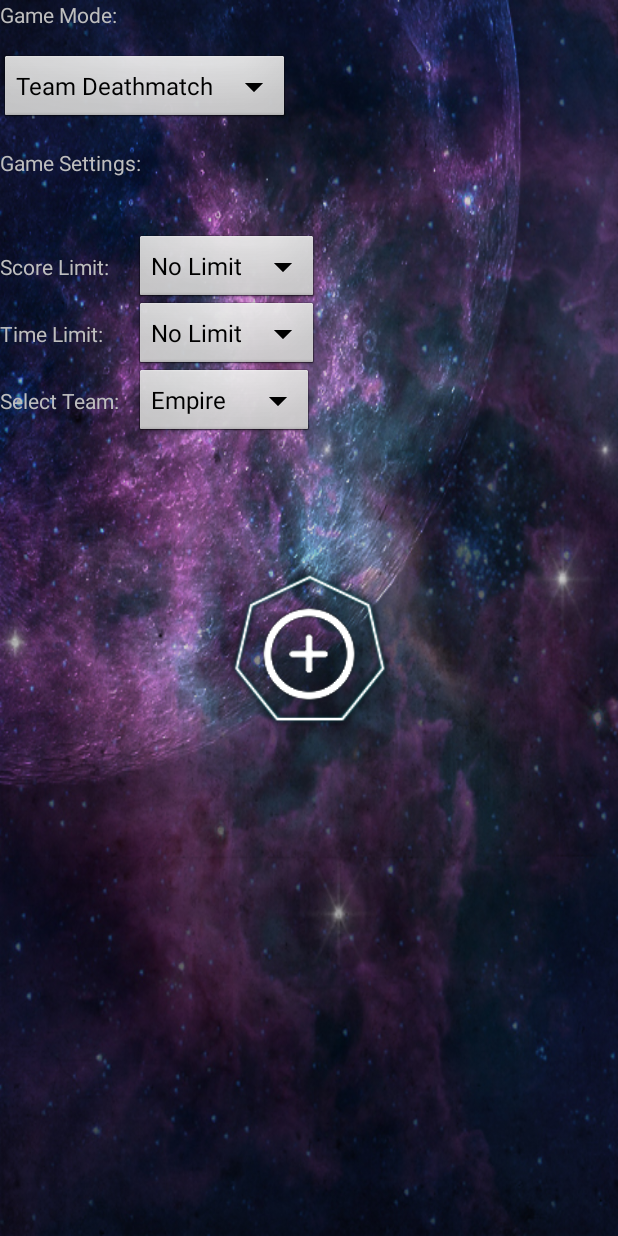
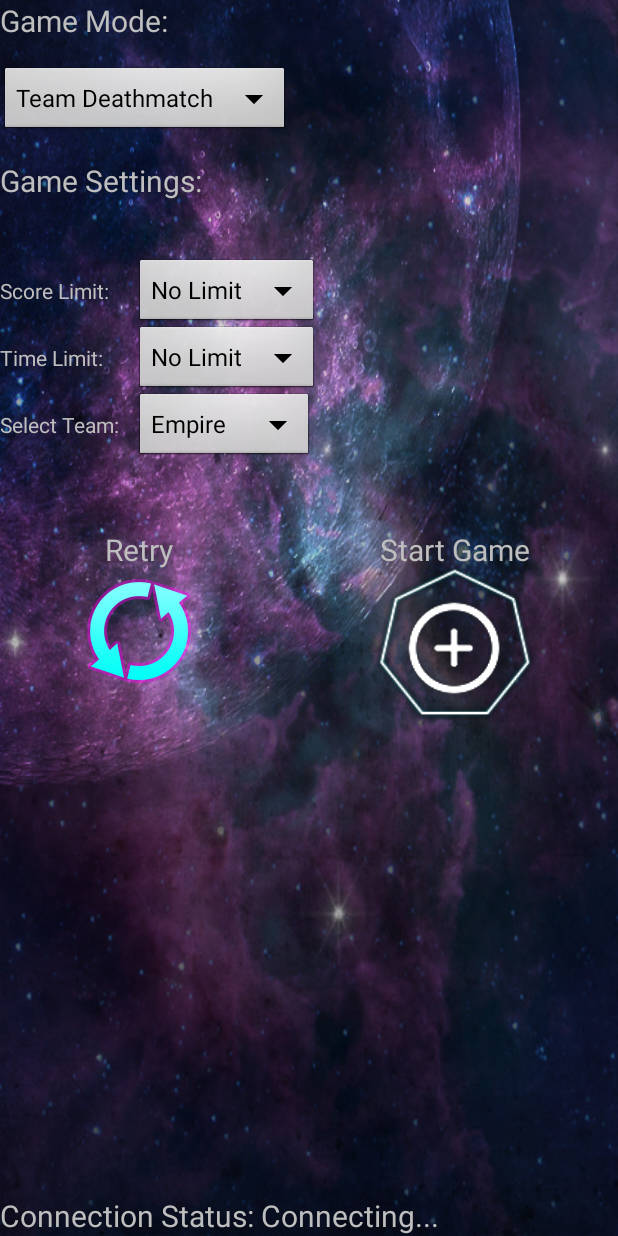
Before and after one commit to ihavenoface5/LazerWarfare, an Android app: the StartGame screen opened directly, with no data from a screen before it, on a phone screen of 412 x 824 dp. Run offline under Robolectric (Android 15) with nearby library versions, the phone set to English and light mode, and no system bars; libraries missing offline, so code that uses them is left out: cz.msebera.android; 1 statement that could not run was skipped.

Commit message:
Bug fixes 4/10

```diff
--- a/app/build.gradle
+++ b/app/build.gradle
@@ -6,7 +6,7 @@ android {
 
     defaultConfig {
         applicationId "com.lazerwarfare"
-        minSdkVersion 18
+        minSdkVersion 19
         targetSdkVersion 23
     }
 
--- a/app/src/main/java/com/lazerwarfare/Debug.java
+++ b/app/src/main/java/com/lazerwarfare/Debug.java
@@ -381,7 +381,7 @@ public class Debug extends Activity implements BleManager.BleManagerListener{
         {
             Log.i(TAG, "Dialog cannot start - no devices found");
             builder.setTitle("Connect to BLE Device")
-                    .setMessage("No Bluetooth Low Energy Devices Detected. Press OK to scan again")
+                    .setMessage("No Bluetooth Low Energy Devices Detected. Make sure your Location Setting is set to High Accuracy. Press OK to scan again")
                     .setPositiveButton("OK", new DialogInterface.OnClickListener() {
                         public void onClick(DialogInterface dialog, int whichButton) {
                             startScan();
--- a/app/src/main/java/com/lazerwarfare/StartGame.java
+++ b/app/src/main/java/com/lazerwarfare/StartGame.java
@@ -8,10 +8,20 @@ import android.view.View;
 import android.widget.AdapterView;
 import android.widget.AdapterView.OnItemSelectedListener;
 import android.widget.Spinner;
-import android.widget.Toast;
+import android.widget.TextView;
+
+import com.loopj.android.http.JsonHttpResponseHandler;
+
+import org.json.JSONArray;
+import org.json.JSONObject;
+
+import cz.msebera.android.httpclient.Header;
 
 public class StartGame extends Activity {
-
+	public String TAG = "StartGame";
+    public TextView connectionStatus;
+    public String connectionText = "Connection Status: ";
+    public int serverConnection = -1;
 	@Override
 	protected void onCreate(Bundle savedInstanceState) {
 		super.onCreate(savedInstanceState);
@@ -21,6 +31,10 @@ public class StartGame extends Activity {
 		final Spinner scoreLimit = (Spinner) findViewById(R.id.scoreLimitSpinner);
 		final Spinner timeLimit = (Spinner) findViewById(R.id.timeLimitSpinner);
 		final Spinner teamSelect = (Spinner) findViewById(R.id.teamSpinner);
+
+        connectionStatus = (TextView) findViewById(R.id.connectionStatus);
+
+        checkConnection();
 
 		 gameMode.setOnItemSelectedListener(new OnItemSelectedListener() {
 	            public void onItemSelected(AdapterView<?> parentView, View selectedItemView, int position, long id) {
@@ -47,7 +61,7 @@ public class StartGame extends Activity {
 	            public void onItemSelected(AdapterView<?> parentView, View selectedItemView, int position, long id) {
 	            	if (scoreLimit.getItemAtPosition(position).equals("No Limit"))
 	            	{
-	            		Player.score_limit = 998;
+	            		Player.score_limit = 0;
 	            	}
 	            	else
 	            	{
@@ -67,11 +81,15 @@ public class StartGame extends Activity {
 	            	if (timeLimit.getItemAtPosition(position).equals("No Limit"))
 	            	{
 	            		Player.time_limit = 998;
+                        Log.w(TAG, "IT happened HERE!");
 	            	}
 	            	else
 	            	{
 	            		Player.time_limit = Integer.parseInt(timeLimit.getItemAtPosition(position).toString());
+						Player.time_limit *= 60;
+                        Log.i(TAG, "Time limit: " + Player.time_limit);
 	            	}
+                    Log.i(TAG, "position selected: " + Integer.toString(position));
 	            	Log.i("Start JSON", "Time Limit: " + Integer.toString(Player.time_limit));
 	            }
 
@@ -108,17 +126,47 @@ public class StartGame extends Activity {
 		overridePendingTransition(android.R.anim.fade_in, android.R.anim.fade_out);
 	}
 
+    public void checkConnection()
+    {
+        connectionStatus.setText(connectionText + "Connecting...");
+		Log.i(TAG, "Connecting to: " + HttpConnect.BASE_URL);
+        HttpConnect.get("games", null, new JsonHttpResponseHandler() {
+            @Override
+            public void onSuccess(int statusCode, Header[] headers, JSONArray gamesArray) {
+                connectionStatus.setText(connectionText + "Connected");
+                serverConnection = 1;
+				Player.saveServer(StartGame.this);
+            }
+
+            public void onFailure(int statusCode, Header[] headers, Throwable throwable, JSONObject response) {
+                connectionStatus.setText(connectionText + "Connection Failed");
+                Log.w(TAG, "Failed to get response");
+                serverConnection = 0;
+            }
+        });
+    }
+
+    public void retryConnection(View v)
+    {
+        checkConnection();
+    }
+
 	public void startGame(View v)
 	{
-		if (HttpConnect.isNetworkAvailable(getApplicationContext()))
+		if (serverConnection == 1)
 		{
+			Log.w(TAG, "Starting Game!");
 			Player.startGame(this);
-			Toast.makeText(this, "Connection failed. Please check connection and try again.", Toast.LENGTH_LONG).show();
+		}
+		else if (serverConnection == 0)
+        {
+            Log.w(TAG, "Failed to connect to server");
+            Player.basicDialog(this, "Connection to Server Failed",
+                    "Please establish a connection to the server before starting a game");
         }
         else
         {
-			Log.i("startGame", "NO WIFI!!!!\n");
-			Toast.makeText(this, "No Wifi connectivity!", Toast.LENGTH_LONG).show();
+            //no response yet from checking server connection
         }
 	}
 
--- a/app/src/main/res/layout/activity_start_game.xml
+++ b/app/src/main/res/layout/activity_start_game.xml
@@ -10,6 +10,7 @@
     	android:layout_width="wrap_content"
     	android:layout_height="wrap_content"
     	android:text="@string/gameType"
+        android:textSize="20dp"
          />
 
      <Spinner
@@ -19,6 +20,7 @@
          android:layout_alignParentLeft="true"
          android:layout_below="@+id/gameTypeText"
          android:layout_marginTop="15dp"
+         android:textSize="20dp"
          android:entries="@array/gameTypeArray" />
 
      <TextView
@@ -28,6 +30,7 @@
     	android:text="@string/gameSettings"
     	android:layout_below="@id/gameTypeSpinner"
     	android:layout_marginTop="15dp"
+         android:textSize="20dp"
          />
 
      <TextView
@@ -90,17 +93,66 @@
          android:layout_marginLeft="90dp"
          android:entries="@array/teamArray" />
 
+     <TextView
+        android:id="@+id/startGameText"
+        android:layout_width="wrap_content"
+        android:layout_height="wrap_content"
+        android:text="Start Game"
+        android:layout_alignParentRight="true"
+        android:layout_alignLeft="@+id/new_game"
+        android:layout_marginTop="60dp"
+        android:paddingLeft="10dp"
+        android:textSize="20dp"
+        android:layout_below="@id/selectTeamText"
+        />
+
+    <TextView
+        android:id="@+id/retryText"
+        android:layout_width="wrap_content"
+        android:layout_height="wrap_content"
+        android:text="Retry"
+        android:layout_alignParentLeft="true"
+        android:layout_alignLeft="@+id/refreshButton"
+        android:layout_marginTop="60dp"
+        android:paddingLeft="70dp"
+        android:textSize="20dp"
+        android:layout_below="@id/selectTeamText"
+        />
+
+    <ImageButton
+        android:id="@+id/refreshButton"
+        android:layout_width="wrap_content"
+        android:layout_height="wrap_content"
+        android:background="@null"
+        android:layout_below="@id/selectTeamText"
+        android:layout_marginTop="85dp"
+        android:layout_alignParentLeft="true"
+        android:paddingLeft="50dp"
+        android:contentDescription="@string/Description"
+        android:onClick="retryConnection"
+        android:src="@drawable/refresh" />
+
      <ImageButton
          android:id="@+id/new_game"
          android:layout_width="wrap_content"
          android:layout_height="wrap_content"
-         android:layout_alignParentLeft="true"
          android:layout_alignParentRight="true"
+         android:paddingRight="50dp"
          android:layout_below="@id/selectTeamText"
-         android:layout_marginTop="100dp"
+         android:layout_marginTop="80dp"
          android:background="@null"
          android:contentDescription="@string/Description"
          android:onClick="startGame"
          android:src="@drawable/startgame" />
 
+    <TextView
+        android:id="@+id/connectionStatus"
+        android:layout_width="wrap_content"
+        android:layout_height="wrap_content"
+        android:text="Connection Status:"
+        android:layout_alignParentBottom="true"
+        android:layout_alignParentLeft="true"
+        android:textSize="20dp"
+        />
+
 </RelativeLayout>
```
Also changed, not shown: app/src/main/java/com/lazerwarfare/Game.java (+56 -33 lines), app/src/main/java/com/lazerwarfare/HttpConnect.java (+10 -19 lines), app/src/main/java/com/lazerwarfare/JoinGame.java (+38 -7 lines), app/src/main/java/com/lazerwarfare/MainActivity.java (+19 -2 lines), app/src/main/java/com/lazerwarfare/Player.java (+120 -70 lines), app/src/main/java/com/lazerwarfare/Settings.java (+15 -6 lines), app/src/main/res/layout/activity_game.xml (+12 -1 lines), app/src/main/res/layout/activity_join_game.xml (+12 -3 lines), 69 other files. Lines whose indentation alone changed are shown as unchanged.
